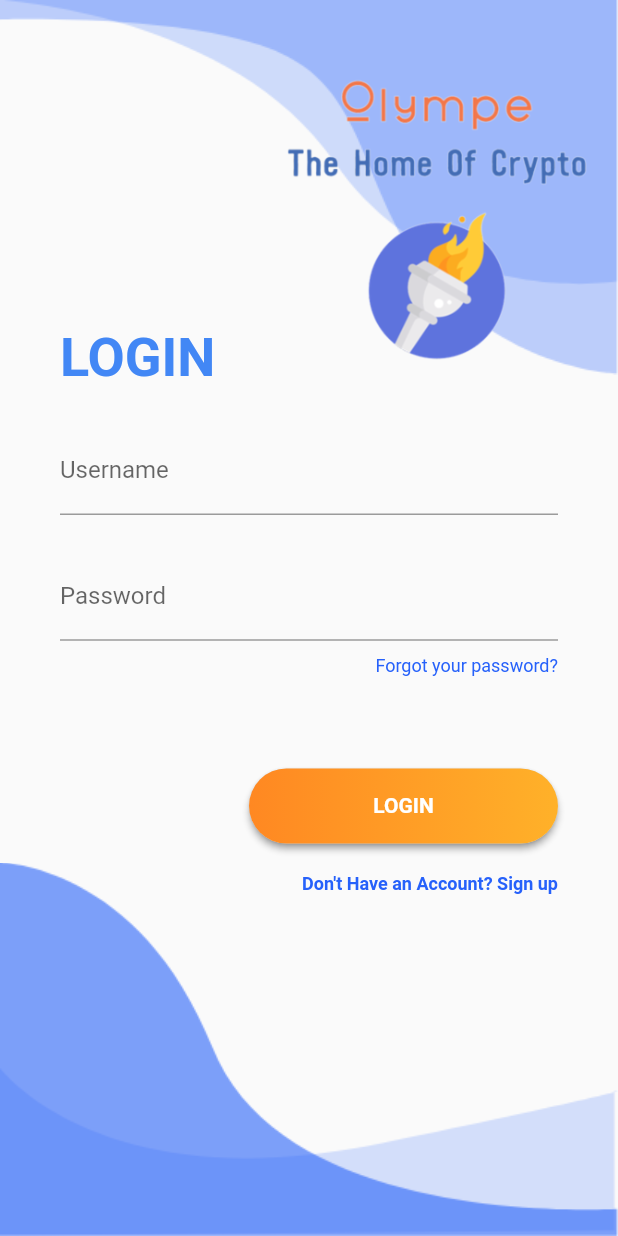
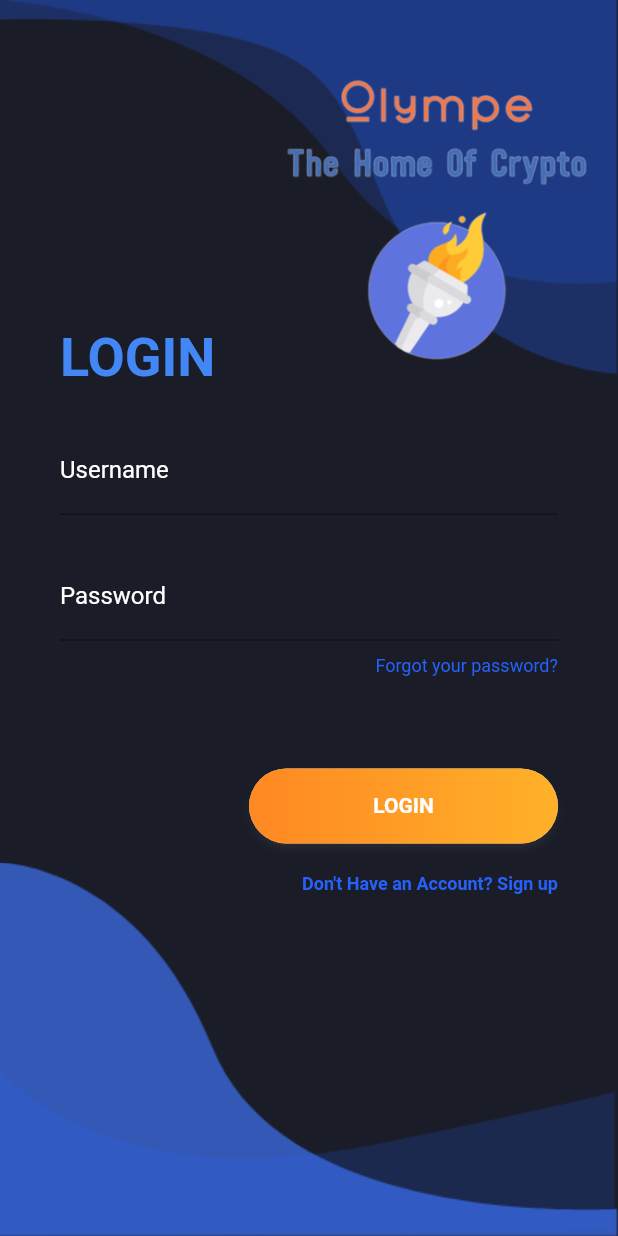
Before and after one commit to worldroot/Olympe-CryptoMobileApp, a Flutter app: the screen it shows after launch, on a phone screen of 412 x 824 dp. Run offline on Flutter 3.47's test engine with Material 2 defaults, Android fonts, the phone set to English and light mode, and no system bars; our stand-ins replace cached_network_image, dio, firebase_core, fl_chart, flutter_svg, hive and 3 more; missing offline and left inert: flutter_displaymode; accounts and stored records are empty; statements that could not run were skipped.

Commit message:
deployed backend / custom launche / fix login

```diff
--- a/lib/models/FetchCoins/coin_data_model.dart
+++ b/lib/models/FetchCoins/coin_data_model.dart
@@ -37,7 +37,7 @@ class CoinDataModel {
       json["symbol"],
       json["slug"],
       json["num_market_pairs"],
-      json["date_added"],
+      json["date_added"] ?? "",
       json["tags"],
       json["max_supply"] ?? 0,
       json["circulating_supply"],
--- a/lib/screens/login_screen.dart
+++ b/lib/screens/login_screen.dart
@@ -4,6 +4,7 @@ import 'package:olympe/Controllers/auth_controller.dart';
 import 'package:olympe/components/background.dart';
 import 'package:olympe/components/snackbar.dart';
 import 'package:olympe/screens/register_screen.dart';
+import 'package:olympe/statics.dart';
 
 class LoginScreen extends StatefulWidget {
   const LoginScreen({Key? key}) : super(key: key);
@@ -52,7 +53,6 @@ class _LoginScreenState extends State<LoginScreen> {
         box.put('avatar', connectedUser.avatar!);
         box.put('token', connectedUser.token!);
 
-
         Navigator.popAndPushNamed(context, "/home");
       } else {
         ShowSnackBar().showSnackBar(
@@ -70,6 +70,7 @@ class _LoginScreenState extends State<LoginScreen> {
     Size size = MediaQuery.of(context).size;
 
     return Scaffold(
+      backgroundColor: Palette.backgroundColor,
       body: Background(
         child: Column(
           mainAxisAlignment: MainAxisAlignment.center,
@@ -92,7 +93,10 @@ class _LoginScreenState extends State<LoginScreen> {
               margin: const EdgeInsets.symmetric(horizontal: 40),
               child: TextField(
                 controller: usernamecontroller,
-                decoration: const InputDecoration(labelText: "Username"),
+                decoration: const InputDecoration(
+                    labelText: "Username",
+                    labelStyle: TextStyle(color: Colors.white)),
+                style: const TextStyle(color: Colors.white),
               ),
             ),
             SizedBox(height: size.height * 0.03),
@@ -101,7 +105,10 @@ class _LoginScreenState extends State<LoginScreen> {
               margin: const EdgeInsets.symmetric(horizontal: 40),
               child: TextField(
                 controller: passwordcontroller,
-                decoration: const InputDecoration(labelText: "Password"),
+                decoration: const InputDecoration(
+                    labelText: "Password",
+                    labelStyle: TextStyle(color: Colors.white)),
+                style: const TextStyle(color: Colors.white),
                 obscureText: true,
               ),
             ),
```
Also changed, not shown: pubspec.yaml (+6 -1 lines), assets/images/logo-olympeV3.png (deleted), assets/images/logo-olympeV3Icon.png (added), 22 other files.
